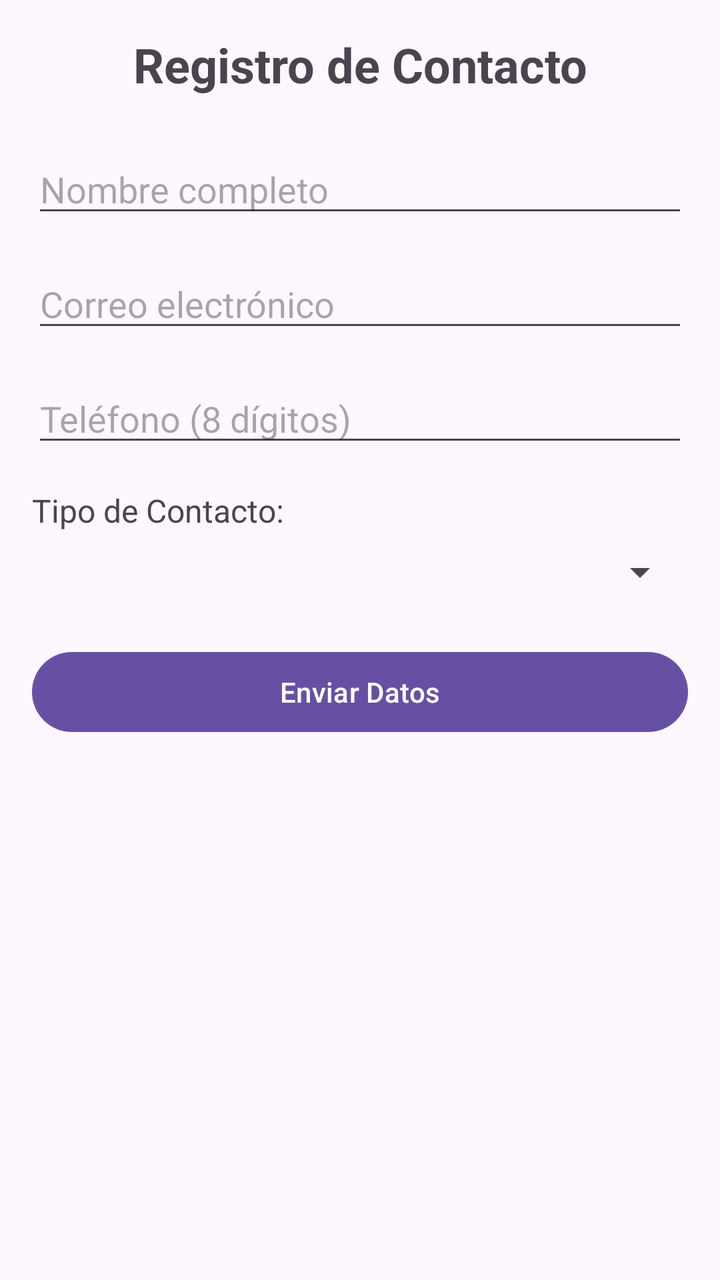
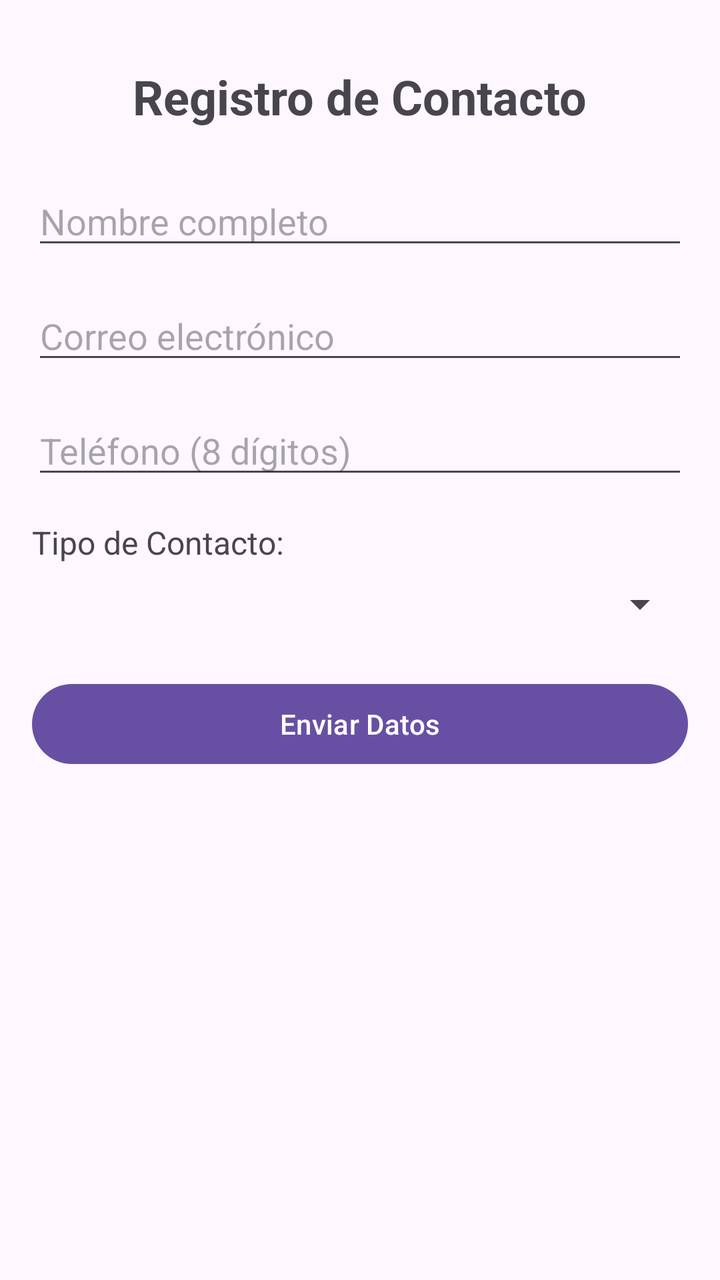

Before-and-after screenshots of an Android layout around one commit, followed by the original layout XML and the change that was made.
<!-- AndroidManifest.xml: application theme Theme.RegistroContactos -->
<!-- res/layout/activity_main.xml -->
<?xml version="1.0" encoding="utf-8"?>
<ScrollView xmlns:android="http://schemas.android.com/apk/res/android"

    android:layout_width="match_parent"
    android:layout_height="match_parent"
    android:padding="16dp">


    <LinearLayout
        android:layout_width="match_parent"
        android:layout_height="wrap_content"
        android:orientation="vertical">

        <TextView
            android:layout_width="match_parent"
            android:layout_height="wrap_content"
            android:text="Registro de Contacto"
            android:textSize="24sp"
            android:textStyle="bold"
            android:gravity="center"
            android:layout_marginBottom="24dp" />

        
        <EditText
            android:id="@+id/etNombre"
            android:layout_width="match_parent"
            android:layout_height="wrap_content"
            android:hint="Nombre completo"
            android:inputType="textPersonName"
            android:layout_marginBottom="16dp" />

        
        <EditText
            android:id="@+id/etCorreo"
            android:layout_width="match_parent"
            android:layout_height="wrap_content"
            android:hint="Correo electrónico"
            android:inputType="textEmailAddress"
            android:layout_marginBottom="16dp" />

        
        <EditText
            android:id="@+id/etTelefono"
            android:layout_width="match_parent"
            android:layout_height="wrap_content"
            android:hint="Teléfono (8 dígitos)"
            android:inputType="phone"
            android:layout_marginBottom="16dp" />

        
        <TextView
            android:layout_width="wrap_content"
            android:layout_height="wrap_content"
            android:text="Tipo de Contacto:"
            android:textSize="16sp"
            android:layout_marginBottom="8dp"/>

        <Spinner
            android:id="@+id/spinnerTipo"
            android:layout_width="match_parent"
            android:layout_height="wrap_content"
            android:layout_marginBottom="24dp" />

        
        <Button
            android:id="@+id/btnEnviar"
            android:layout_width="match_parent"
            android:layout_height="wrap_content"
            android:text="Enviar Datos" />

    </LinearLayout>
</ScrollView>
<!-- resources referenced by this layout -->
<resources>
  <style name="Theme.RegistroContactos" parent="Base.Theme.RegistroContactos" />
  <style name="Base.Theme.RegistroContactos" parent="Theme.Material3.DayNight.NoActionBar">
          
          
      </style>
</resources>

<!-- the commit's change to res/layout/activity_main.xml (unified diff, before → after) -->
@@ -1,35 +1,32 @@
 <?xml version="1.0" encoding="utf-8"?>
 <ScrollView xmlns:android="http://schemas.android.com/apk/res/android"
-
     android:layout_width="match_parent"
     android:layout_height="match_parent"
-    android:padding="16dp">
-
+    android:fillViewport="true">
 
     <LinearLayout
         android:layout_width="match_parent"
         android:layout_height="wrap_content"
-        android:orientation="vertical">
+        android:orientation="vertical"
+        android:padding="16dp"
+        android:gravity="center_horizontal">
 
         <TextView
-            android:layout_width="match_parent"
+            android:layout_width="wrap_content"
             android:layout_height="wrap_content"
             android:text="Registro de Contacto"
             android:textSize="24sp"
             android:textStyle="bold"
-            android:gravity="center"
+            android:layout_marginTop="16dp"
             android:layout_marginBottom="24dp" />
 
-        
         <EditText
             android:id="@+id/etNombre"
             android:layout_width="match_parent"
             android:layout_height="wrap_content"
             android:hint="Nombre completo"
-            android:inputType="textPersonName"
             android:layout_marginBottom="16dp" />
 
-        
         <EditText
             android:id="@+id/etCorreo"
             android:layout_width="match_parent"
@@ -38,7 +35,6 @@
             android:inputType="textEmailAddress"
             android:layout_marginBottom="16dp" />
 
-        
         <EditText
             android:id="@+id/etTelefono"
             android:layout_width="match_parent"
@@ -47,13 +43,12 @@
             android:inputType="phone"
             android:layout_marginBottom="16dp" />
 
-        
         <TextView
-            android:layout_width="wrap_content"
+            android:layout_width="match_parent"
             android:layout_height="wrap_content"
             android:text="Tipo de Contacto:"
             android:textSize="16sp"
-            android:layout_marginBottom="8dp"/>
+            android:layout_marginBottom="8dp" />
 
         <Spinner
             android:id="@+id/spinnerTipo"
@@ -61,12 +56,19 @@
             android:layout_height="wrap_content"
             android:layout_marginBottom="24dp" />
 
-        
         <Button
             android:id="@+id/btnEnviar"
             android:layout_width="match_parent"
             android:layout_height="wrap_content"
-            android:text="Enviar Datos" />
+            android:text="Enviar Datos"
+            android:layout_marginBottom="24dp" />
+
+        
+        <androidx.recyclerview.widget.RecyclerView
+            android:id="@+id/rvContactos"
+            android:layout_width="match_parent"
+            android:layout_height="wrap_content"
+            android:nestedScrollingEnabled="false" />
 
     </LinearLayout>
 </ScrollView>
